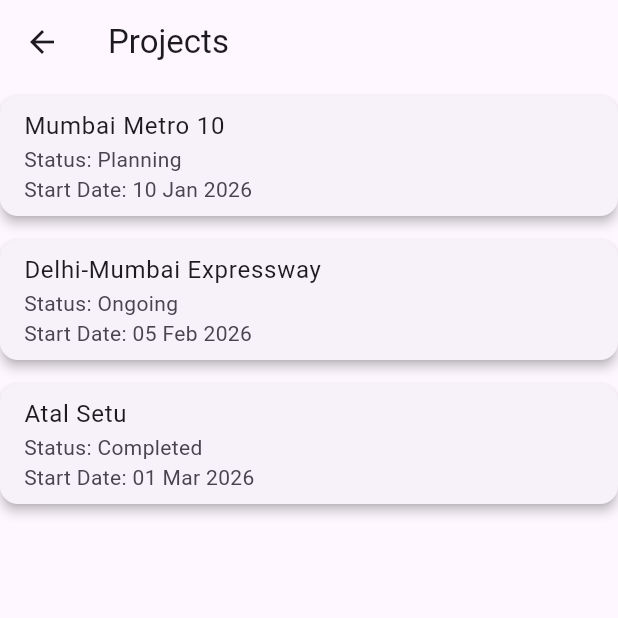
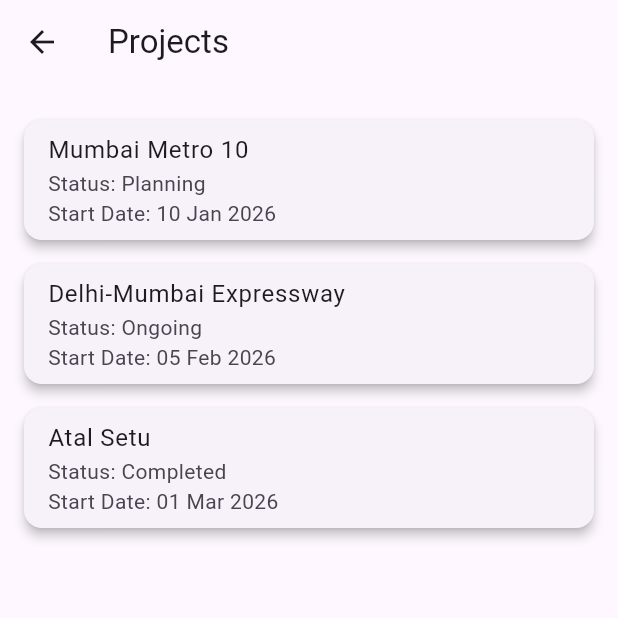
Before and after one commit to AmeyR1202/flutter_intern_task, a Flutter app: the ProjectListPage screen opened directly, on a phone screen of 412 x 824 dp, the top half of it. Run offline on Flutter 3.47's test engine with Material 3 defaults, Android fonts, the phone set to English and light mode, and no system bars; our stand-ins replace flutter_bloc, go_router, google_fonts; statements that could not run were skipped.

Commit message:
feat(project): connected screens using go_router

```diff
--- /dev/null
+++ b/lib/core/router/app_router.dart
@@ -0,0 +1,15 @@
+import 'package:flutter_intern_task/features/auth/presentation/pages/login_page.dart';
+import 'package:flutter_intern_task/features/project/presentation/pages/project_list_page.dart';
+import 'package:go_router/go_router.dart';
+
+final GoRouter appRouter = GoRouter(
+  initialLocation: "/login",
+  routes: [
+    GoRoute(path: "/login", builder: (context, state) => const LoginPage()),
+
+    GoRoute(
+      path: "/projects",
+      builder: (context, state) => const ProjectListPage(),
+    ),
+  ],
+);
--- a/lib/features/auth/presentation/pages/login_page.dart
+++ b/lib/features/auth/presentation/pages/login_page.dart
@@ -7,6 +7,7 @@
 import 'package:flutter_intern_task/features/auth/presentation/bloc/auth_state.dart';
 import 'package:flutter_intern_task/features/auth/presentation/widgets/auth_button.dart';
 import 'package:flutter_intern_task/features/auth/presentation/widgets/auth_text_field.dart';
+import 'package:go_router/go_router.dart';
 import 'package:google_fonts/google_fonts.dart';
 
 class LoginPage extends StatefulWidget {
@@ -29,8 +30,8 @@
         }
 
         if (state is AuthSuccess) {
-          // go home page
           snackbar(context, 'Login Successful');
+          context.go('/projects');
         }
       },
       child: Scaffold(
--- a/lib/features/project/presentation/pages/project_list_page.dart
+++ b/lib/features/project/presentation/pages/project_list_page.dart
@@ -26,7 +26,9 @@
     return Scaffold(
       appBar: AppBar(title: const Text("Projects")),
 
-      body: BlocBuilder<ProjectBloc, ProjectState>(
+      body: Padding(
+        padding: const EdgeInsets.all(16.0),
+        child: BlocBuilder<ProjectBloc, ProjectState>(
           builder: (context, state) {
             if (state is ProjectLoading) {
               return const Loader();
@@ -50,6 +52,7 @@
             return const SizedBox();
           },
         ),
+      ),
     );
   }
 }
--- a/lib/main.dart
+++ b/lib/main.dart
@@ -1,10 +1,10 @@
 import 'package:flutter/material.dart';
 import 'package:flutter_bloc/flutter_bloc.dart';
+import 'package:flutter_intern_task/core/router/app_router.dart';
 import 'package:flutter_intern_task/features/auth/data/datasources/auth_local_datasource.dart';
 import 'package:flutter_intern_task/features/auth/data/repository/auth_repository_impl.dart';
 import 'package:flutter_intern_task/features/auth/domain/usecases/login_usecase.dart';
 import 'package:flutter_intern_task/features/auth/presentation/bloc/auth_bloc.dart';
-import 'package:flutter_intern_task/features/auth/presentation/pages/login_page.dart';
 import 'package:flutter_intern_task/features/project/data/datasources/project_local_datasources.dart';
 import 'package:flutter_intern_task/features/project/data/repository/project_repository_impl.dart';
 import 'package:flutter_intern_task/features/project/domain/usecases/get_project_usecase.dart';
@@ -32,9 +32,9 @@
           ),
         ),
       ],
-      child: const MaterialApp(
+      child: MaterialApp.router(
         debugShowCheckedModeBanner: false,
-        home: LoginPage(),
+        routerConfig: appRouter,
       ),
     );
   }
--- a/pubspec.yaml
+++ b/pubspec.yaml
@@ -37,6 +37,7 @@
   flutter_bloc: ^9.1.1
   google_fonts: ^8.0.2
   intl: ^0.20.2
+  go_router: ^17.1.0
 
 dev_dependencies:
   flutter_test:
```
Also changed, not shown: pubspec.lock. Lines whose indentation alone changed are shown as unchanged.
